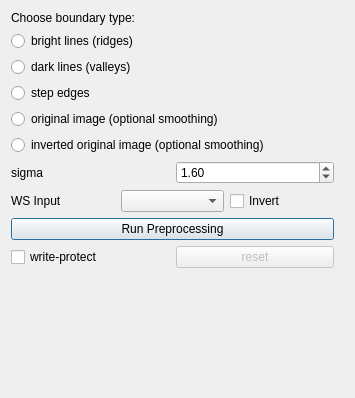
ilastik/ilastik, file ilastik/workflows/carving/preprocessingDrawer.ui: the form before one commit.
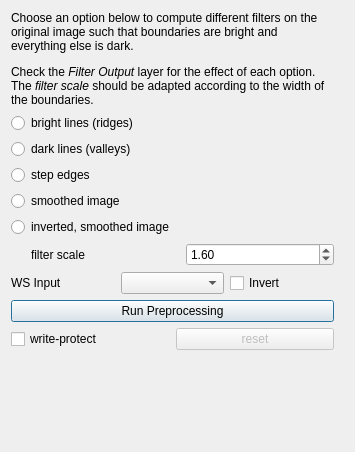
The form after the commit. Icons and pictures are not drawn.

Diff of the .ui file:
```diff
--- a/ilastik/workflows/carving/preprocessingDrawer.ui
+++ b/ilastik/workflows/carving/preprocessingDrawer.ui
@@ -7,7 +7,7 @@
     <x>0</x>
     <y>0</y>
     <width>355</width>
-    <height>398</height>
+    <height>452</height>
    </rect>
   </property>
   <property name="sizePolicy">
@@ -39,8 +39,17 @@
      </property>
      <item>
       <widget class="QLabel" name="label_2">
+       <property name="sizePolicy">
+        <sizepolicy hsizetype="Preferred" vsizetype="Fixed">
+         <horstretch>0</horstretch>
+         <verstretch>0</verstretch>
+        </sizepolicy>
+       </property>
        <property name="text">
-        <string>Choose boundary type:</string>
+        <string>&lt;html&gt;&lt;head/&gt;&lt;body&gt;&lt;p&gt;Choose an option below to compute different filters on the original image such that boundaries are bright and everything else is dark.&lt;/p&gt;&lt;p&gt;Check the &lt;span style=&quot; font-style:italic;&quot;&gt;Filter Output &lt;/span&gt;layer for the effect of each option. The &lt;span style=&quot; font-style:italic;&quot;&gt;filter scale&lt;/span&gt; should be adapted according to the width of the boundaries.&lt;/p&gt;&lt;/body&gt;&lt;/html&gt;</string>
+       </property>
+       <property name="wordWrap">
+        <bool>true</bool>
        </property>
       </widget>
      </item>
@@ -80,7 +89,7 @@
         <string>This setting assumes that boundaries in the original image are bright lines separating dark background.</string>
        </property>
        <property name="text">
-        <string>original image (optional smoothing)</string>
+        <string>smoothed image</string>
        </property>
       </widget>
      </item>
@@ -90,16 +99,32 @@
         <string>This setting assumes that boundaries in the original image are dark lines separating bright background.</string>
        </property>
        <property name="text">
-        <string>inverted original image (optional smoothing)</string>
+        <string>inverted, smoothed image</string>
        </property>
       </widget>
      </item>
      <item>
       <layout class="QHBoxLayout" name="horizontalLayout">
+       <item>
+        <spacer name="horizontalSpacer">
+         <property name="orientation">
+          <enum>Qt::Horizontal</enum>
+         </property>
+         <property name="sizeType">
+          <enum>QSizePolicy::Fixed</enum>
+         </property>
+         <property name="sizeHint" stdset="0">
+          <size>
+           <width>20</width>
+           <height>20</height>
+          </size>
+         </property>
+        </spacer>
+       </item>
        <item>
         <widget class="QLabel" name="label">
          <property name="text">
-          <string>sigma</string>
+          <string>filter scale</string>
          </property>
         </widget>
        </item>
```
Left out of the diff: 2 changed lines with no effect on the pictures.
